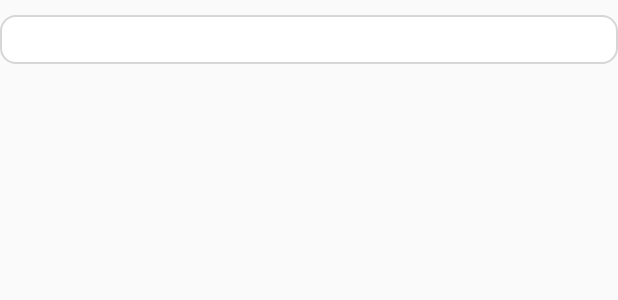
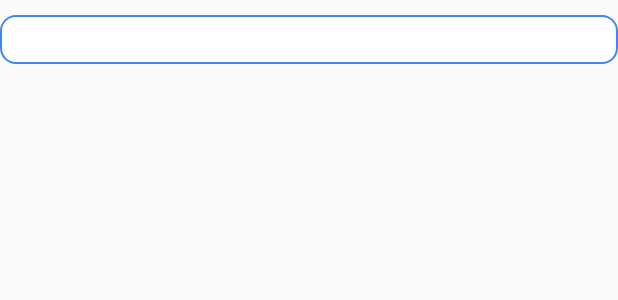
Before and after one commit to zxbear/ad_route, an Android app: the layout item_function_menu_layout.xml on its own in the app's theme, with its tools: preview values and no code run, on a phone screen of 412 x 824 dp. Shown: the top 300 px of the screen. Run offline under Robolectric (Android 15) with nearby library versions, the phone set to English and light mode, and no system bars.

Commit message:
support包和androidx混用问题处理

```diff
--- a/app/src/main/res/drawable/item_select_shap.xml
+++ b/app/src/main/res/drawable/item_select_shap.xml
@@ -8,7 +8,7 @@
             <!-- 主体背景颜色值 -->
             <solid android:color="@android:color/white" />
             <!-- 边框的宽度，颜色 -->
-            <stroke android:width="2px" android:color="@color/base_4285F4" />
+            <stroke android:width="2px" android:color="#4285F4" />
             <!-- 边框的四角弧度 -->
             <corners android:radius="10dp" />
         </shape>
@@ -19,9 +19,9 @@
         <!-- 边框设置 -->
         <shape android:shape="rectangle">
             <!-- 主体背景颜色值 -->
-            <solid android:color="@color/base_4285F4" />
+            <solid android:color="#4285F4" />
             <!-- 边框的宽度，颜色 -->
-            <stroke android:width="2px" android:color="@color/base_4285F4" />
+            <stroke android:width="2px" android:color="#4285F4" />
             <!-- 边框的四角弧度 -->
             <corners android:radius="10dp" />
         </shape>
--- a/app/src/main/res/layout/activity_test1_layout.xml
+++ b/app/src/main/res/layout/activity_test1_layout.xml
@@ -10,13 +10,13 @@
         android:layout_height="wrap_content"
         android:layout_centerInParent="true"
         android:text="我是模块1,跳转到模块2"
-        android:textColor="@color/base_black" />
+        android:textColor="@color/black" />
 
     <Button
         android:id="@+id/btn_t1"
         android:layout_width="wrap_content"
         android:layout_height="wrap_content"
         android:text="跳转"
-        android:textColor="@color/base_black" />
+        android:textColor="@color/black" />
 
 </RelativeLayout>
--- a/app/src/main/res/layout/activity_test2_layout.xml
+++ b/app/src/main/res/layout/activity_test2_layout.xml
@@ -10,13 +10,13 @@
         android:layout_height="wrap_content"
         android:layout_centerInParent="true"
         android:text="我是模块2，跳转到app首页"
-        android:textColor="@color/base_black" />
+        android:textColor="@color/black" />
 
     <Button
         android:id="@+id/btn_t1"
         android:layout_width="wrap_content"
         android:layout_height="wrap_content"
         android:text="跳转"
-        android:textColor="@color/base_black" />
+        android:textColor="@color/black" />
 
 </RelativeLayout>
--- a/config.gradle
+++ b/config.gradle
@@ -13,6 +13,6 @@ ext {
             appcompat       : "androidx.appcompat:appcompat:1.3.0",
             material        : "com.google.android.material:material:1.4.0",
             constraintlayout: "androidx.constraintlayout:constraintlayout:2.0.4",
-            ad_base         : "com.github.zxbear:ad_base:v1.0.0"
+            ad_base         : "com.github.zxbear:ad_base:v1.0.1"
     ]
 }
--- a/gradle.properties
+++ b/gradle.properties
@@ -15,7 +15,6 @@ org.gradle.jvmargs=-Xmx2048m -Dfile.encoding=UTF-8
 # Android operating system, and which are packaged with your app"s APK
 # https://developer.android.com/topic/libraries/support-library/androidx-rn
 android.useAndroidX=true
-android.enableJetifier=true
 # Enables namespacing of each library's R class so that its R class includes only the
 # resources declared in the library itself and none from the library's dependencies,
 # thereby reducing the size of the R class for that library
```
